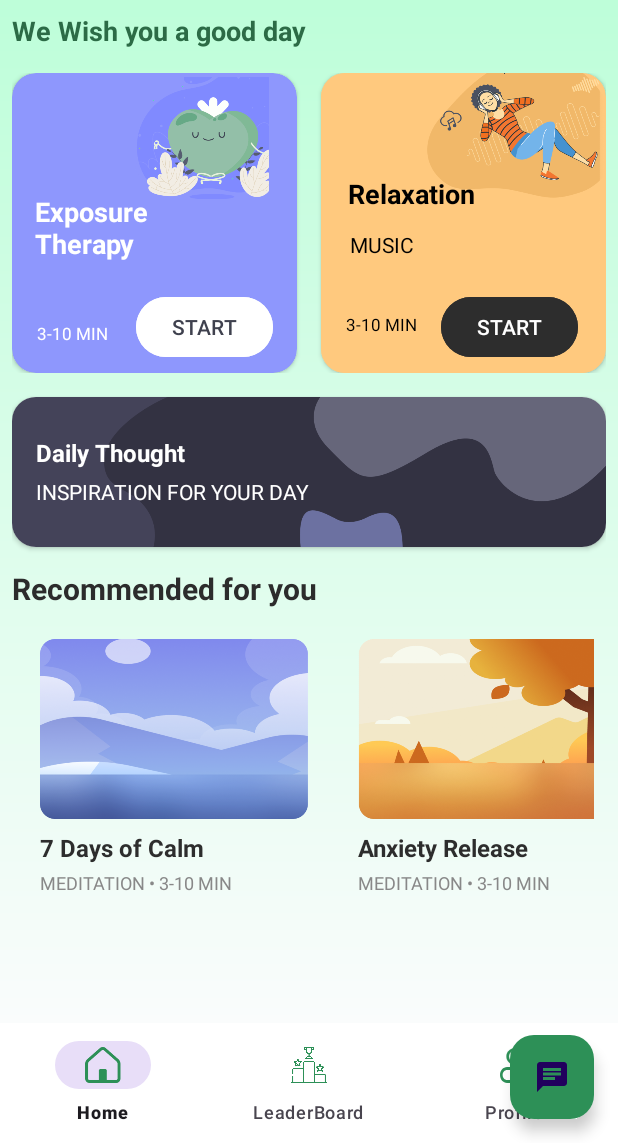
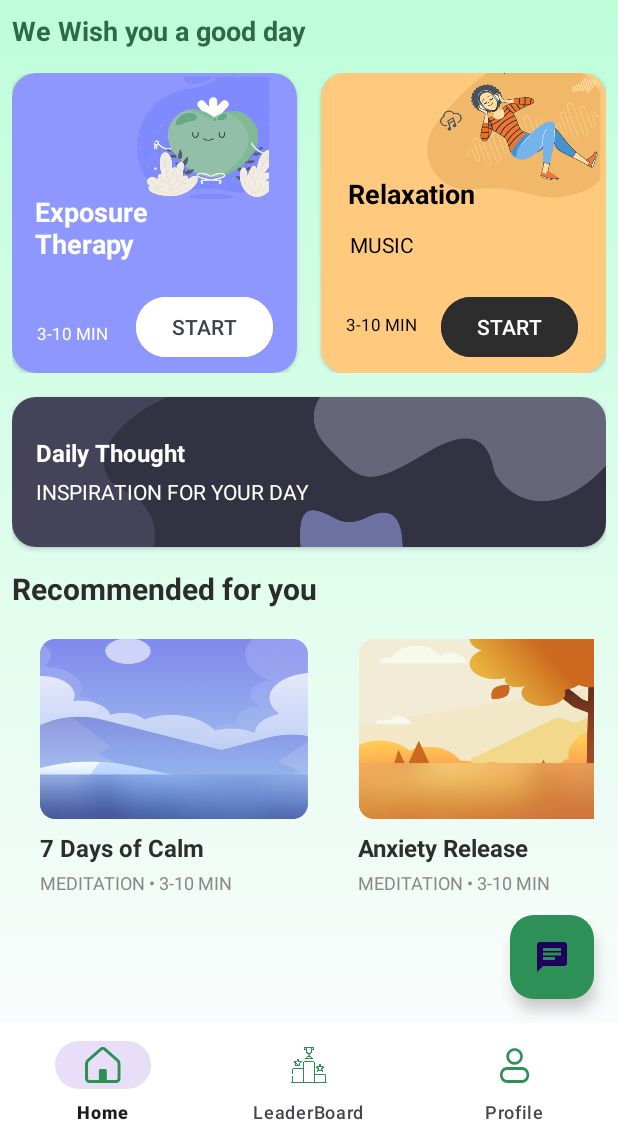
Before and after one commit to Suyog-Bauskar/Calmora, an Android app: the screen it shows after launch once a user with an empty profile is signed in (HomeActivity), on a phone screen of 412 x 824 dp, the part 93-1236 px from its top. Run offline under Robolectric (Android 15) with nearby library versions, the phone set to English and light mode, and no system bars; our stand-ins replace Firebase (no records; nobody signed in at launch, a user with empty details on screens opened directly); libraries missing offline, so code that uses them is left out: cn.pedant, com.github.mikephil.charting, com.tbuonomo.viewpagerdotsindicator; 6 statements that could not run were skipped.

Commit message:
move floating action button to HomeFragment and add markdown formatter

```diff
--- a/app/src/main/java/com/suyogbauskar/calmora/HomeActivity.java
+++ b/app/src/main/java/com/suyogbauskar/calmora/HomeActivity.java
@@ -1,7 +1,6 @@
 package com.suyogbauskar.calmora;
 
 import com.google.android.material.bottomnavigation.BottomNavigationView;
-import com.google.android.material.floatingactionbutton.FloatingActionButton;
 import com.google.firebase.auth.FirebaseAuth;
 import com.google.firebase.firestore.FirebaseFirestore;
 
@@ -60,7 +59,6 @@ public class HomeActivity extends AppCompatActivity {
         progressDialog = new ProgressDialog();
 
         BottomNavigationView bottomNavigationView = findViewById(R.id.bottomNavView);
-        FloatingActionButton fabChatbot = findViewById(R.id.fabChatbot);
 
         Fragment homeFragment = new HomeFragment();
         Fragment profileFragment = new ProfileFragment();
@@ -80,12 +78,6 @@ public class HomeActivity extends AppCompatActivity {
                 setCurrentFragment(leaderBoardFragment);
             }
             return true;
-        });
-
-        // Chatbot FAB click listener
-        fabChatbot.setOnClickListener(v -> {
-            Intent intent = new Intent(HomeActivity.this, ChatbotActivity.class);
-            startActivity(intent);
         });
 
         // Check if we should show the phobia analysis dialog
--- a/app/src/main/java/com/suyogbauskar/calmora/adapters/ChatAdapter.java
+++ b/app/src/main/java/com/suyogbauskar/calmora/adapters/ChatAdapter.java
@@ -10,6 +10,7 @@ import androidx.recyclerview.widget.RecyclerView;
 
 import com.suyogbauskar.calmora.R;
 import com.suyogbauskar.calmora.models.ChatMessage;
+import com.suyogbauskar.calmora.utils.MarkdownFormatter;
 
 import java.text.SimpleDateFormat;
 import java.util.Date;
@@ -88,7 +89,8 @@ public class ChatAdapter extends RecyclerView.Adapter<RecyclerView.ViewHolder> {
         }
 
         void bind(ChatMessage message) {
-            textMessage.setText(message.getMessage());
+            // Apply markdown formatting for bot messages
+            textMessage.setText(MarkdownFormatter.formatMarkdown(message.getMessage()));
             textTime.setText(timeFormat.format(new Date(message.getTimestamp())));
         }
     }
--- a/app/src/main/java/com/suyogbauskar/calmora/fragments/HomeFragment.java
+++ b/app/src/main/java/com/suyogbauskar/calmora/fragments/HomeFragment.java
@@ -2,6 +2,7 @@ package com.suyogbauskar.calmora.fragments;
 
 import com.suyogbauskar.calmora.Adapter.ViewPagerAdapter;
 import com.suyogbauskar.calmora.BasicCourse;
+import com.suyogbauskar.calmora.ChatbotActivity;
 import com.suyogbauskar.calmora.MusicCategoryScreen;
 import com.suyogbauskar.calmora.R;
 import com.tbuonomo.viewpagerdotsindicator.WormDotsIndicator;
@@ -26,6 +27,8 @@ import android.widget.RelativeLayout;
 import android.widget.TextView;
 import android.widget.Toast;
 
+import com.google.android.material.floatingactionbutton.FloatingActionButton;
+
 import androidx.annotation.NonNull;
 import androidx.annotation.Nullable;
 import androidx.appcompat.app.AlertDialog;
@@ -43,6 +46,7 @@ public class HomeFragment extends Fragment {
     private Button startButton, btn_relaxation_start;
     private RelativeLayout dailyThoughtButton;
     private ImageView signOutButton;
+    private FloatingActionButton fabChatbot;
     private FirebaseAuth auth;
     private ProgressDialog progressDialog;
     private List<ThoughtItem> dailyThoughts;
@@ -86,6 +90,7 @@ public class HomeFragment extends Fragment {
         startButton = view.findViewById(R.id.btn_basics_start);
         btn_relaxation_start = view.findViewById(R.id.btn_relaxation_start);
         signOutButton = view.findViewById(R.id.iv_signout);
+        fabChatbot = view.findViewById(R.id.fabChatbot);
 
         // Show sign out button only if user is logged in
         if (auth.getCurrentUser() != null) {
@@ -110,6 +115,12 @@ public class HomeFragment extends Fragment {
         // Daily thought dialog button
         dailyThoughtButton = view.findViewById(R.id.btn_daily_thought);
         dailyThoughtButton.setOnClickListener(v -> showDailyThoughtDialog());
+
+        // Chatbot FAB click listener
+        fabChatbot.setOnClickListener(v -> {
+            Intent intent = new Intent(getActivity(), ChatbotActivity.class);
+            startActivity(intent);
+        });
 
         return view;
     }
--- a/app/src/main/java/com/suyogbauskar/calmora/utils/OpenAIHelper.java
+++ b/app/src/main/java/com/suyogbauskar/calmora/utils/OpenAIHelper.java
@@ -71,8 +71,8 @@ public class OpenAIHelper {
     }
 
     private String buildSystemPrompt(String context) {
-        return "You are a helpful assistant for CalmOra, a mental wellness mobile app. " +
-                "CalmOra helps users with meditation, therapy sessions, phobia analysis, and mental health tracking. " +
+        return "You are a helpful assistant for Calmora, a mental wellness mobile app. " +
+                "Calmora helps users with meditation, therapy sessions, phobia analysis, and mental health tracking. " +
                 "The app features include:\n" +
                 "- Meditation sessions and guided breathing exercises\n" +
                 "- Therapy sessions for various phobias and anxiety\n" +
--- a/app/src/main/res/layout/activity_chatbot.xml
+++ b/app/src/main/res/layout/activity_chatbot.xml
@@ -30,7 +30,7 @@
             android:layout_height="wrap_content"
             android:layout_marginStart="16dp"
             android:layout_weight="1"
-            android:text="CalmOra Assistant"
+            android:text="Calmora Assistant"
             android:textColor="@color/white"
             android:textSize="20sp"
             android:textStyle="bold" />
--- a/app/src/main/res/layout/activity_home.xml
+++ b/app/src/main/res/layout/activity_home.xml
@@ -1,18 +1,14 @@
 <?xml version="1.0" encoding="utf-8"?>
-<androidx.coordinatorlayout.widget.CoordinatorLayout xmlns:android="http://schemas.android.com/apk/res/android"
+<LinearLayout xmlns:android="http://schemas.android.com/apk/res/android"
     xmlns:app="http://schemas.android.com/apk/res-auto"
     xmlns:tools="http://schemas.android.com/tools"
     android:id="@+id/main"
     android:layout_width="match_parent"
     android:layout_height="match_parent"
     android:background="@drawable/signbg"
+    android:gravity="center"
+    android:orientation="vertical"
     tools:context=".HomeActivity">
-
-    <LinearLayout
-        android:layout_width="match_parent"
-        android:layout_height="match_parent"
-        android:gravity="center"
-        android:orientation="vertical">
 
     <FrameLayout
         android:id="@+id/frameLayout"
@@ -30,17 +26,3 @@
         app:menu="@menu/menu" />
 
 </LinearLayout>
-
-    <com.google.android.material.floatingactionbutton.FloatingActionButton
-        android:id="@+id/fabChatbot"
-        android:layout_width="wrap_content"
-        android:layout_height="wrap_content"
-        android:layout_gravity="bottom|end"
-        android:layout_margin="16dp"
-        android:layout_marginBottom="80dp"
-        android:backgroundTint="#2D9057"
-        android:src="@drawable/ic_chat"
-        android:tint="@color/white"
-        app:fabSize="normal" />
-
-</androidx.coordinatorlayout.widget.CoordinatorLayout>
--- a/app/src/main/res/layout/fragment_home.xml
+++ b/app/src/main/res/layout/fragment_home.xml
@@ -1,13 +1,17 @@
 <?xml version="1.0" encoding="utf-8"?>
-<ScrollView xmlns:android="http://schemas.android.com/apk/res/android"
+<androidx.coordinatorlayout.widget.CoordinatorLayout xmlns:android="http://schemas.android.com/apk/res/android"
     xmlns:app="http://schemas.android.com/apk/res-auto"
     xmlns:tools="http://schemas.android.com/tools"
     android:layout_width="match_parent"
     android:layout_height="match_parent"
     android:background="@drawable/bgcolor"
+    tools:context=".fragments.HomeFragment">
+
+<ScrollView
+    android:layout_width="match_parent"
+    android:layout_height="match_parent"
     android:padding="8dp"
-    android:scrollbars="none"
-    tools:context=".fragments.HomeFragment">
+    android:scrollbars="none">
 
     <LinearLayout
         android:layout_width="match_parent"
@@ -390,3 +394,17 @@
 
     </LinearLayout>
 </ScrollView>
+
+<!-- Floating Action Button for Chatbot -->
+<com.google.android.material.floatingactionbutton.FloatingActionButton
+    android:id="@+id/fabChatbot"
+    android:layout_width="wrap_content"
+    android:layout_height="wrap_content"
+    android:layout_gravity="bottom|end"
+    android:layout_margin="16dp"
+    android:backgroundTint="#2D9057"
+    android:src="@drawable/ic_chat"
+    android:tint="@color/white"
+    app:fabSize="normal" />
+
+</androidx.coordinatorlayout.widget.CoordinatorLayout>
```
Also changed, not shown: app/src/main/java/com/suyogbauskar/calmora/ChatbotActivity.java (+9 -3 lines), app/src/main/java/com/suyogbauskar/calmora/utils/MarkdownFormatter.java (added, +95 -0 lines). Lines whose indentation alone changed are shown as unchanged.
